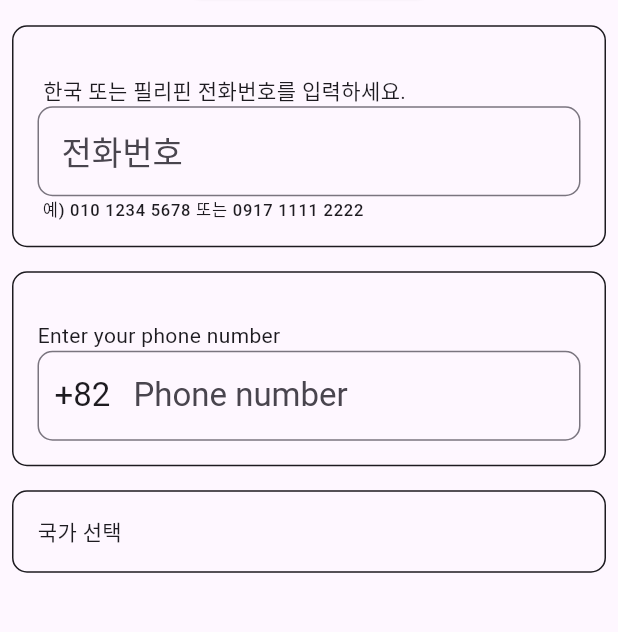
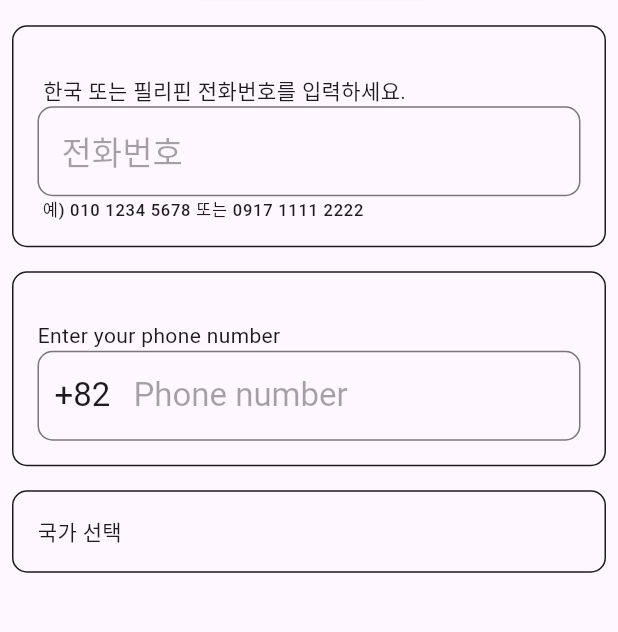
Before and after one commit to thruthesky/phone_sign_in, a Flutter app: the screen it shows once a user with an empty profile is signed in, on a phone screen of 412 x 824 dp, the part 454-1086 px from its top. Run offline on Flutter 3.47's test engine with Material 3 defaults, Android fonts, the phone set to English and light mode, and no system bars; our stand-ins replace country_picker, firebase_auth, firebase_core; accounts and stored records are empty; generated files the repository leaves out were written again; network calls fail.

Commit message:
update phone sign in

```diff
--- a/lib/src/phone_sign_in.dart
+++ b/lib/src/phone_sign_in.dart
@@ -176,6 +176,12 @@ class _PhoneSignInState extends State<PhoneSignIn> {
                     )
                   : null,
               hintText: widget.hintTextPhoneNumberTextField ?? 'Phone number',
+              hintStyle: Theme.of(context).textTheme.titleLarge?.copyWith(
+                    color: Theme.of(context)
+                        .colorScheme
+                        .onSurface
+                        .withOpacity(0.4),
+                  ),
               border: OutlineInputBorder(
                 borderRadius: BorderRadius.circular(10),
               ),
@@ -254,6 +260,7 @@ class _PhoneSignInState extends State<PhoneSignIn> {
           ],
         ],
         if (showSmsCodeInput) ...[
+          const SizedBox(height: 16),
           widget.labelOnDisplayPhoneNumber ?? const Text('Phone number'),
           Text(
             onDisplayPhoneNumber(),
```
Also changed, not shown: 1 other file.
